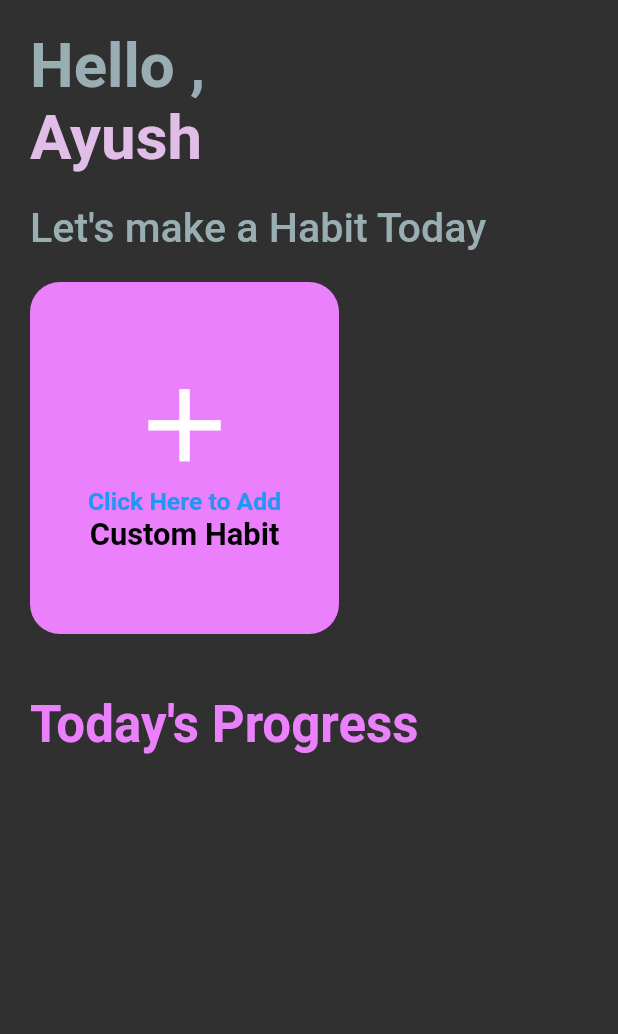
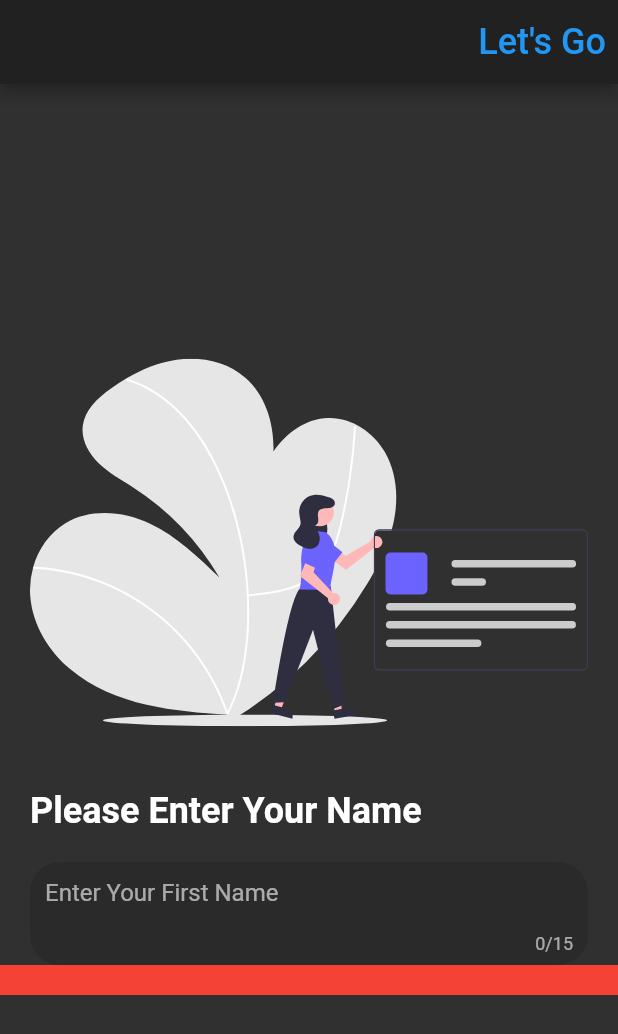
Before and after one commit to ayyyushhhhh/habit-tracker, a Flutter app: the screen it shows after launch, on a phone screen of 412 x 824 dp. Shown: the top 1034 px of the screen. Run offline on Flutter 3.47's test engine with Material 2 defaults, Android fonts, the phone set to English and light mode, and no system bars; our stand-ins replace flutter_svg, hive, hive_flutter, shared_preferences, table_calendar; accounts and stored records are empty; Roboto replaces fonts that are missing (San Francisco).

```diff
--- a/lib/main.dart
+++ b/lib/main.dart
@@ -2,6 +2,7 @@ import 'package:flutter/material.dart';
 import 'package:intl/intl.dart';
 import 'package:time_table/hive%20boxes/habit_box.dart';
 import 'package:time_table/models/habit_tracker/habit_model.dart';
+import 'package:time_table/screens/habit%20tracker/add_name_screen.dart';
 import 'package:time_table/screens/habit%20tracker/habit_tracker_screen.dart';
 import 'package:hive/hive.dart';
 import 'package:hive_flutter/hive_flutter.dart';
@@ -30,10 +31,14 @@ class MyApp extends StatelessWidget {
   }
 
   void _saveSkipDates() {
+    if (Prefrences.getDate() !=
+        DateFormat('dd-MM-yyyy').format(DateTime.now())) {
       DateTime previousDate = DateTime.now().subtract(Duration(days: 1));
+
       final myBox = HabitBox.getHabitBox();
       List<Habit> allHabits = myBox.values.toList().cast<Habit>();
       allHabits.forEach((habit) {
+        print("${habit.completedDates} + ${habit.skipDates}");
         if (!habit.completedDates!.contains(previousDate) &&
             !habit.skipDates!.contains(previousDate)) {
           myBox.put(
@@ -45,12 +50,14 @@ class MyApp extends StatelessWidget {
         }
       });
     }
+  }
 
   // This widget is the root of your application.
   @override
   Widget build(BuildContext context) {
+    _saveSkipDates();
     _resetSavedData();
-    _saveSkipDates();
+
     return MaterialApp(
       title: 'Habit Tracker',
       debugShowCheckedModeBanner: false,
@@ -58,7 +65,9 @@ class MyApp extends StatelessWidget {
         textTheme:
             ThemeData.dark().textTheme.apply(fontFamily: "San Francisco"),
       ),
-      home: HabitTrackerScreen(),
+      home: Prefrences.getuserName() == ""
+          ? AddNameScreen()
+          : HabitTrackerScreen(),
     );
   }
 }
--- a/lib/screens/habit tracker/add_habit_screen.dart
+++ b/lib/screens/habit tracker/add_habit_screen.dart
@@ -20,7 +20,6 @@ class _AddHabitScreenState extends State<AddHabitScreen> {
           completedDates: [],
           skipDates: [],
           description: description!);
-      // habitProv.addHabitToList(habit: habit);
       final habitbox = HabitBox.getHabitBox();
       habitbox.put(habit.title, habit);
       Navigator.pop(context);
@@ -29,7 +28,6 @@ class _AddHabitScreenState extends State<AddHabitScreen> {
 
   @override
   Widget build(BuildContext context) {
-    // final habitProv = Provider.of<HabitTrackerProvider>(context, listen: false);
     final deviceHeight = MediaQuery.of(context).size.height;
     return Scaffold(
       appBar: AppBar(
@@ -72,6 +70,7 @@ class _AddHabitScreenState extends State<AddHabitScreen> {
                   decoration: InputDecoration(
                       border: InputBorder.none,
                       hintText: "Enter Habit title eg,Running"),
+                  maxLength: 10,
                 ),
               ),
               Text(
@@ -98,6 +97,7 @@ class _AddHabitScreenState extends State<AddHabitScreen> {
                   decoration: InputDecoration(
                       border: InputBorder.none,
                       hintText: "Add a little description eg, run 10 km "),
+                  maxLength: 20,
                 ),
               ),
               Text(
--- /dev/null
+++ b/lib/screens/habit tracker/add_name_screen.dart
@@ -0,0 +1,108 @@
+import 'dart:ui';
+
+import 'package:flutter/cupertino.dart';
+import 'package:flutter/material.dart';
+import 'package:flutter_svg/flutter_svg.dart';
+import 'package:time_table/screens/habit%20tracker/habit_tracker_screen.dart';
+import 'package:time_table/utils/habit%20tracker/prefrences.dart';
+
+class AddNameScreen extends StatefulWidget {
+  const AddNameScreen({Key? key}) : super(key: key);
+
+  @override
+  _AddNameScreenState createState() => _AddNameScreenState();
+}
+
+class _AddNameScreenState extends State<AddNameScreen> {
+  String? userName;
+  @override
+  Widget build(BuildContext context) {
+    final deviceHeight = MediaQuery.of(context).size.height;
+    return Scaffold(
+      appBar: AppBar(
+        actions: [
+          TextButton(
+            onPressed: () {
+              if (userName != null && userName != "") {
+                Prefrences.saveName(userName.toString());
+                Navigator.pushReplacement(context,
+                    MaterialPageRoute(builder: (BuildContext context) {
+                  return HabitTrackerScreen();
+                }));
+              } else {
+                showDialog(
+                  context: context,
+                  builder: (BuildContext context) => CupertinoAlertDialog(
+                    title: new Text("Enter your Name"),
+                    content: new Text("Entered name is not valid"),
+                    actions: [
+                      CupertinoDialogAction(
+                        onPressed: () {
+                          Navigator.pop(context);
+                        },
+                        child: Text("Ok"),
+                      )
+                    ],
+                  ),
+                );
+              }
+            },
+            child: Text(
+              "Let's Go",
+              style: TextStyle(fontSize: 24),
+            ),
+          )
+        ],
+      ),
+      body: Column(
+        mainAxisAlignment: MainAxisAlignment.center,
+        crossAxisAlignment: CrossAxisAlignment.center,
+        mainAxisSize: MainAxisSize.max,
+        children: [
+          Container(
+            margin: EdgeInsets.all(20),
+            child: SvgPicture.asset(
+              "assets/svg/profile_name.svg",
+              height: 250,
+            ),
+          ),
+          Container(
+            margin: EdgeInsets.all(20),
+            child: Align(
+              alignment: Alignment.topLeft,
+              child: Text(
+                "Please Enter Your Name",
+                style: TextStyle(fontSize: 24, fontWeight: FontWeight.bold),
+              ),
+            ),
+          ),
+          Container(
+            height: deviceHeight / 12,
+            width: double.infinity,
+            padding: EdgeInsets.all(10),
+            margin: EdgeInsets.only(left: 20, right: 20),
+            decoration: BoxDecoration(
+              borderRadius: BorderRadius.circular(20),
+              color: Colors.black12,
+            ),
+            child: TextField(
+              onChanged: (value) {
+                userName = value;
+              },
+              decoration: InputDecoration(
+                  border: InputBorder.none, hintText: "Enter Your First Name "),
+              maxLength: 15,
+            ),
+          ),
+          Align(
+            alignment: Alignment.bottomRight,
+            child: Container(
+              height: 20,
+              color: Colors.red,
+            ),
+          )
+        ],
+      ),
+    );
+  }
+}
--- a/lib/screens/habit tracker/habit_tracker_screen.dart
+++ b/lib/screens/habit tracker/habit_tracker_screen.dart
@@ -9,6 +9,7 @@ import 'package:time_table/screens/habit%20tracker/add_habit_screen.dart';
 import 'package:time_table/screens/habit%20tracker/habit_summary_screen.dart';
 import 'package:time_table/utils/habit%20tracker/habit_tracker_colors.dart';
 import 'package:hive_flutter/hive_flutter.dart';
+import 'package:time_table/utils/habit%20tracker/prefrences.dart';
 
 class HabitTrackerScreen extends StatefulWidget {
   @override
@@ -30,14 +31,6 @@ class _HabitTrackerScreenState extends State<HabitTrackerScreen> {
     super.dispose();
     Hive.close();
   }
-
-  // void _saveSkipDates(){
-  //    final myBox = HabitBox.getHabitBox();
-  //     List<Habit> allHabits = myBox.values.toList().cast<Habit>();
-  //     allHabits.forEach((habit) {
-  //       myBox.put(habit.title, habit.updateWith(skipDate: DateTime.now()));
-  //     });
-  // }
 
   @override
   Widget build(BuildContext context) {
@@ -100,33 +93,6 @@ class _HabitTrackerScreenState extends State<HabitTrackerScreen> {
                 },
                 valueListenable: HabitBox.getHabitBox().listenable(),
               ),
-              // Consumer<HabitTrackerProvider>(
-              //   builder: (BuildContext context, habitData, Widget? child) {
-              //     return Container(
-              //       height: deviceHeight! / 3,
-              //       child: ListView.builder(
-              //         shrinkWrap: true,
-              //         scrollDirection: Axis.horizontal,
-              //         itemCount: habitData.habitList.length + 1,
-              //         itemBuilder: (BuildContext context, int index) {
-              //           if (index == habitData.habitList.length) {
-              //             return GestureDetector(
-              //                 onTap: () {
-              //                   Navigator.of(context).push(
-              //                     MaterialPageRoute(
-              //                         builder: (BuildContext context) {
-              //                       return AddHabitScreen();
-              //                     }),
-              //                   );
-              //                 },
-              //                 child: InkWell(child: AddHabitcard()));
-              //           }
-              //           return HabitCard(habit: habitData.habitList[index]);
-              //         },
-              //       ),
-              //     );
-              //   },
-              // ),
               SizedBox(
                 height: 20,
               ),
@@ -176,19 +142,6 @@ class _HabitTrackerScreenState extends State<HabitTrackerScreen> {
             },
             valueListenable: HabitBox.getHabitBox().listenable(),
           ),
-          // Consumer<HabitTrackerProvider>(
-          //   builder: (BuildContext context, data, Widget? child) {
-          //     return ListView.builder(
-          //       shrinkWrap: true,
-          //       itemCount: data.completedHabitList.length,
-          //       itemBuilder: (BuildContext context, int index) {
-          //         return CompletedHabitCard(
-          //           completedHabit: data.completedHabitList[index],
-          //         );
-          //       },
-          //     );
-          //   },
-          // ),
         ],
       ),
     );
@@ -211,7 +164,7 @@ class _HabitTrackerScreenState extends State<HabitTrackerScreen> {
               ),
             ),
             Text(
-              "Ayush",
+              Prefrences.getuserName(),
               style: TextStyle(
                 fontSize: devicewidth! / 10,
                 color: Colors.purple.shade100,
--- a/lib/utils/habit tracker/prefrences.dart
+++ b/lib/utils/habit tracker/prefrences.dart
@@ -21,4 +21,14 @@ class Prefrences {
     String dateNow = DateFormat('dd-MM-yyyy').format(date);
     preferences!.setString("currentDate", dateNow);
   }
+
+  static void saveName(String name) async {
+    preferences!.setString("username", name);
+  }
+
+  static String getuserName() {
+    String? date = preferences!.getString("username");
+
+    return date ?? "";
+  }
 }
```
Also changed, not shown: lib/screens/habit tracker/habit_summary_screen.dart (+97 -20 lines), pubspec.yaml (+4 -3 lines), assets/svg/profile_name.svg (added), pubspec.lock. Lines whose indentation alone changed are shown as unchanged.
